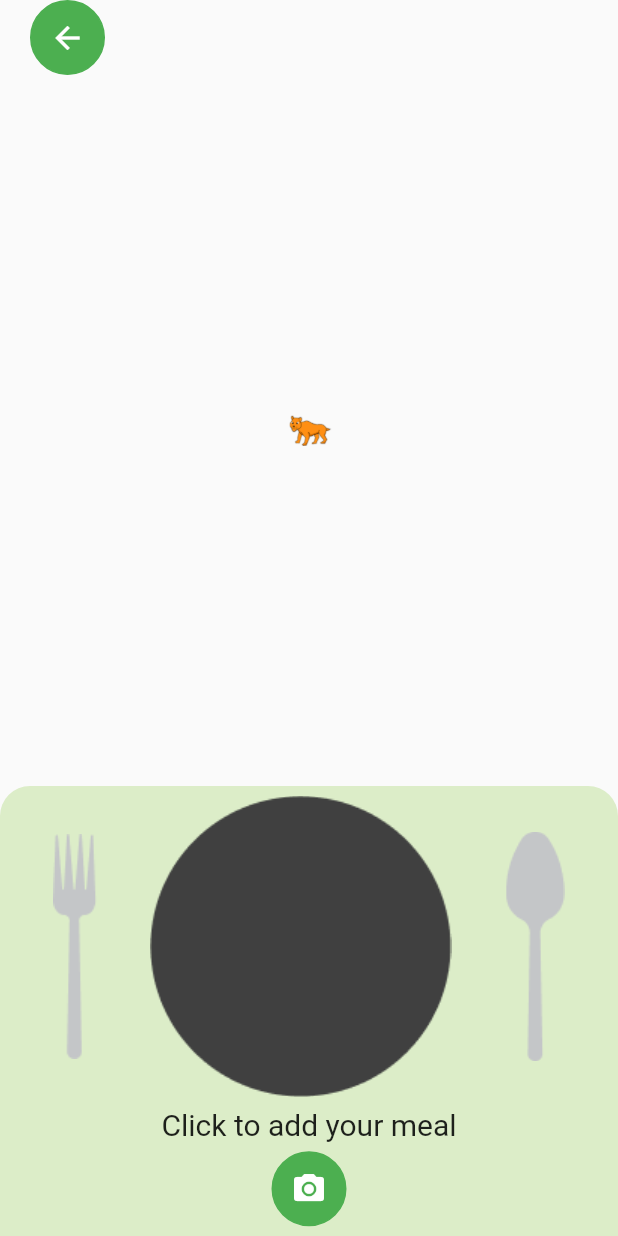
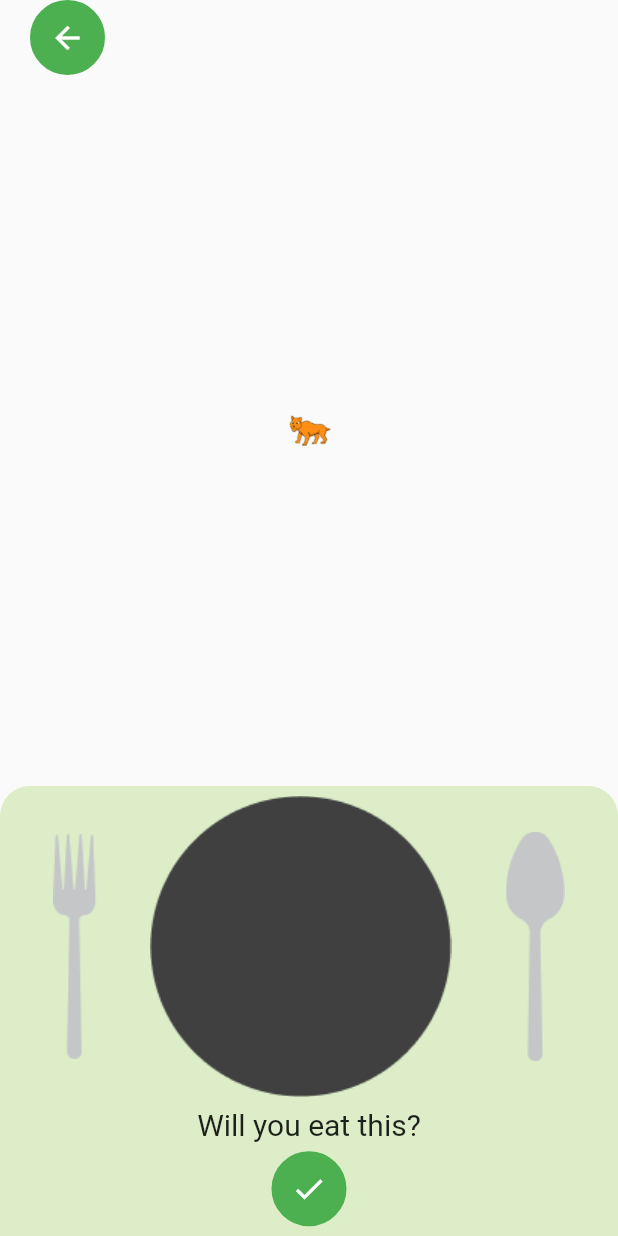
Before and after one commit to praveenbhandari/alemeno-intern-task, a Flutter app: what home_page() shows on an empty page, opened directly, after a tap on the "camera alt" icon, on a phone screen of 412 x 824 dp. Run offline on Flutter 3.47's test engine with Material 2 defaults, Android fonts, the phone set to English and light mode, and no system bars; our stand-ins replace file_picker, firebase_core, firebase_storage, google_fonts; accounts and stored records are empty.

```diff
--- a/lib/home_page.dart
+++ b/lib/home_page.dart
@@ -1,12 +1,17 @@
 import 'dart:io';
 import 'dart:ui';
 
+import 'package:file_picker/file_picker.dart';
 import 'package:firebase_core/firebase_core.dart';
 import 'package:firebase_storage/firebase_storage.dart';
 import 'package:flutter/cupertino.dart';
 import 'package:flutter/material.dart';
 import 'package:flutter/services.dart';
-
+String img='';
+Widget ww=placeholder();
+String tex="Click your meal";
+Widget icon_w=Icon(Icons.camera_alt,color: Colors.white,);
+Widget icon_c=Icon(Icons.check,color: Colors.white,);
 class firebaseinstance extends StatelessWidget {
   @override
   Widget build(BuildContext context) {
@@ -50,15 +55,16 @@ class _home_pageState extends State<home_page> {
   double height = 10;
   double width = 10;
 
-  Future<void> upload() async {
-    final Directory systemTempDir = Directory.systemTemp;
-    final byteData = await rootBundle.load("images/1.png");
+  Future<void> upload(String pathh,String name) async {
+    // final Directory systemTempDir = Directory.systemTemp;
+    // final byteData = await rootBundle.load(pathh);
     // final byteDat = await rootBundle.load("/images/1.png");
-
-    final file = File('${systemTempDir.path}/1.png');
-    await file.writeAsBytes(byteData.buffer
-        .asUint8List(byteData.offsetInBytes, byteData.lengthInBytes));
-    TaskSnapshot snapshot = await storage.ref().child("1.png").putFile(file);
+print("byte");
+    final file = File(pathh);
+print("ff"+file.toString());
+    // await file.writeAsBytes(byteData.buffer
+    //     .asUint8List(byteData.offsetInBytes, byteData.lengthInBytes));
+    TaskSnapshot snapshot = await storage.ref().child(name).putFile(file);
     if (snapshot.state == TaskState.success) {
       final String downloadUrl = await snapshot.ref.getDownloadURL();
       print(downloadUrl);
@@ -74,6 +80,33 @@ class _home_pageState extends State<home_page> {
       print('Error from image repo ${snapshot.state.toString()}');
       throw ('This file is not an image');
     }
+  }
+
+
+  void filee()async{
+    FilePickerResult? result = await FilePicker.platform.pickFiles(type: FileType.custom,
+      allowedExtensions: ['jpg','png','jpeg'],);
+print(result?.files.single.path);
+
+if(result != null){
+  File file = File(result.files.single.path.toString());
+    print("asad"+file.toString());
+    setState(() {
+      ww=imgggg();
+      img=result.files.single.path.toString();
+    });
+  upload(result.files.single.path.toString(), result.files.first.name);
+}
+    // File file = await FilePicker.getFile
+    //   type: FileType.custom,
+    //   allowedExtensions: ['pdf','docx'], //here you can add any of extention what you need to pick
+    // );
+    // if (result != null) {
+    //   File file = File(result.files.single.path);
+    //   print(file);
+    // } else {
+    //   // User canceled the picker
+    // }
   }
 
   @override
@@ -137,11 +170,7 @@ class _home_pageState extends State<home_page> {
                               image: AssetImage(
                             'images/Vector.png',
                           )),
-                          Image(
-                            image: AssetImage(
-                              'images/Vector (2).png',
-                            ),
-                          ),
+                          ww,
                           Image(
                             image: AssetImage(
                               'images/Vector (1).png',
@@ -149,7 +178,7 @@ class _home_pageState extends State<home_page> {
                           ),
                         ],
                       ),
-                      Text("Click to add your meal",style: TextStyle(fontSize: 20),),
+                      Text(tex,style: TextStyle(fontSize: 20),),
                       Container(
                         decoration: BoxDecoration(
                           color: Colors.green,
@@ -160,10 +189,13 @@ class _home_pageState extends State<home_page> {
                         ),
                         child: FlatButton(
                           // color: Colors.green,
-                          child: Icon(Icons.camera_alt,color: Colors.white,),
+                          child: icon_w,
                           onPressed: () {
                             // upload();
+                            filee();
                             setState(() {
+                              tex="Will you eat this?";
+                              icon_w=icon_c;
                               height = height + 20.0;
                               width = width + 20.0;
                             });
@@ -181,3 +213,38 @@ class _home_pageState extends State<home_page> {
     );
   }
 }
+
+class placeholder extends StatelessWidget {
+  const placeholder({Key? key}) : super(key: key);
+
+  @override
+  Widget build(BuildContext context) {
+    return Image(
+        image: AssetImage(
+          'images/Vector (2).png',
+        ));
+  }
+}
+
+class imgggg extends StatelessWidget {
+  const imgggg({Key? key}) : super(key: key);
+
+  @override
+  Widget build(BuildContext context) {
+    return Container(
+      height: 200,
+      width: 200,
+      child: CircleAvatar(
+// backgroundImage: ,
+        // radius: 20,
+        backgroundColor: Colors.grey[700],
+        child: ClipOval(
+          child: Image.file(File(img),
+            width: 200,
+            height: 200,
+          ),
+        ),
+      ),
+    );
+  }
+}
```
